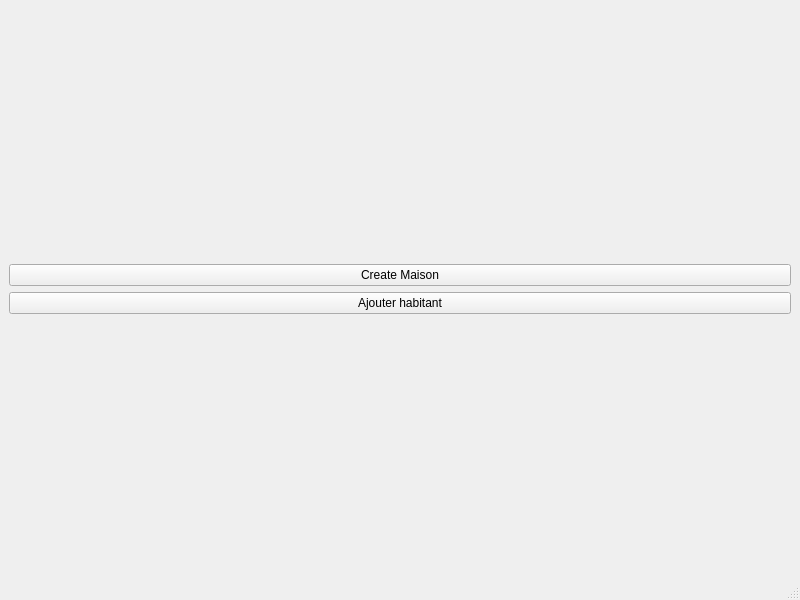
Qt form mainwindow.ui (Aziz-Jalleli/VirtualCity) before a commit.
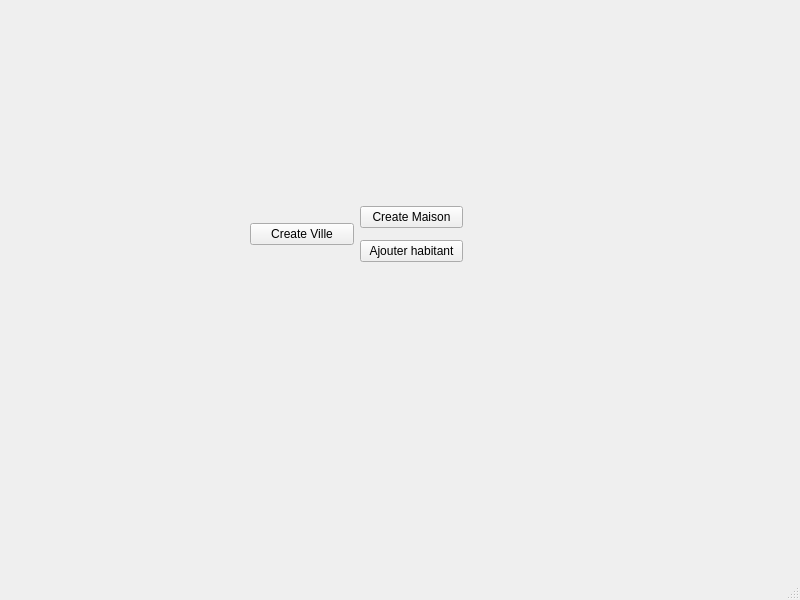
The same form after that commit.

Commit message: Create ville liste batiments

The edit to the form file:
```diff
--- a/mainwindow.ui
+++ b/mainwindow.ui
@@ -14,7 +14,23 @@
    <string>MainWindow</string>
   </property>
   <widget class="QWidget" name="centralwidget">
-   <layout class="QVBoxLayout" name="verticalLayout_2">
+   <widget class="QWidget" name="layoutWidget">
+    <property name="geometry">
+     <rect>
+      <x>250</x>
+      <y>200</y>
+      <width>213</width>
+      <height>69</height>
+     </rect>
+    </property>
+    <layout class="QHBoxLayout" name="horizontalLayout">
+     <item>
+      <widget class="QPushButton" name="pushButton_3">
+       <property name="text">
+        <string>Create Ville</string>
+       </property>
+      </widget>
+     </item>
     <item>
      <layout class="QVBoxLayout" name="verticalLayout">
       <item>
@@ -34,6 +50,7 @@
      </layout>
     </item>
    </layout>
+   </widget>
   </widget>
   <widget class="QMenuBar" name="menubar">
    <property name="geometry">
```
Lines whose indentation alone changed are shown as unchanged. The commit also changes 16 other files.
